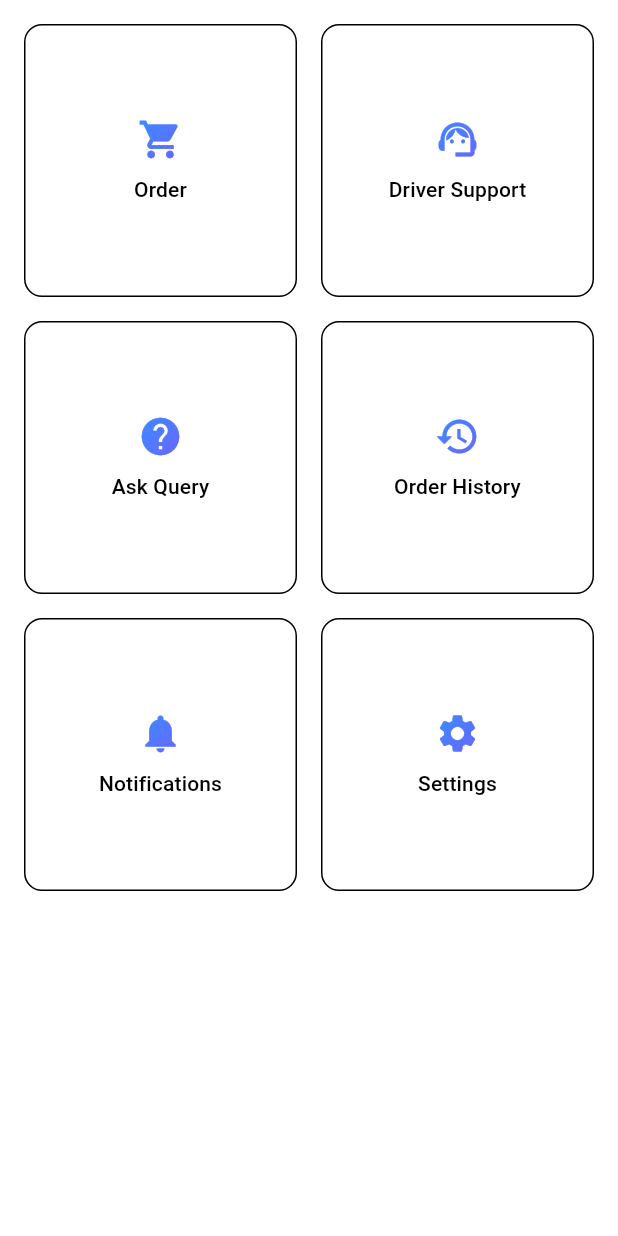
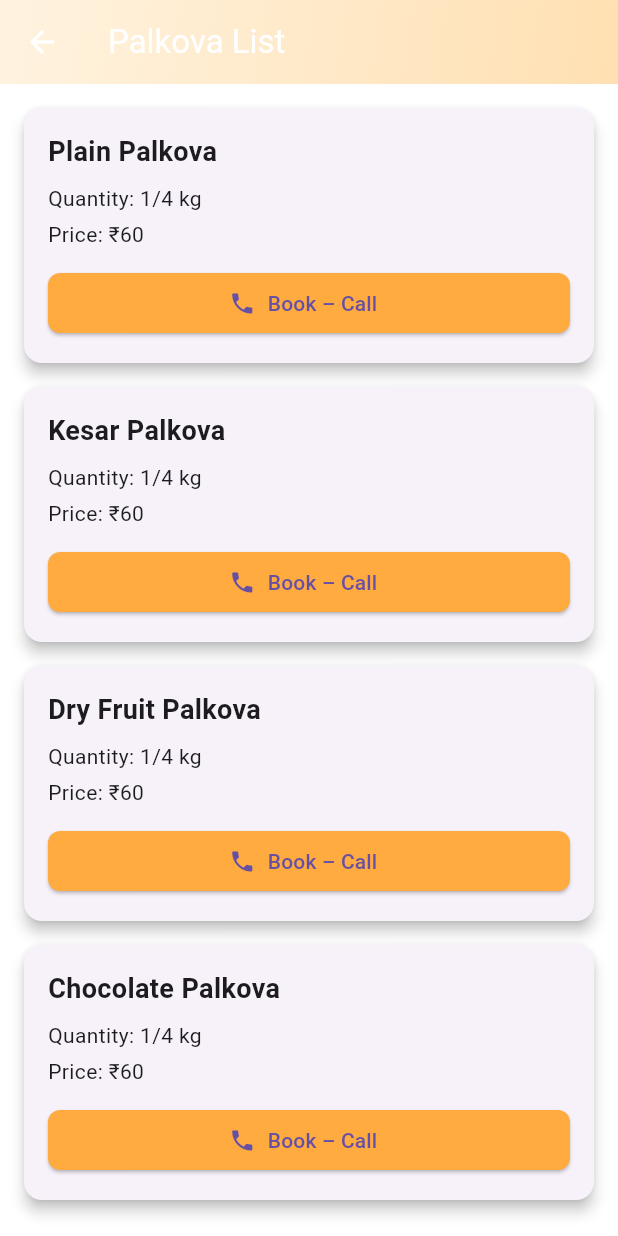
Before and after one commit to sriviapp-app/Master-Branch, a Flutter app: the HomeTab widget shown alone on an empty page, opened directly, after a tap on "Order", on a phone screen of 412 x 824 dp. Run offline on Flutter 3.47's test engine with Material 3 defaults, Android fonts, the phone set to English and light mode, and no system bars; our stand-ins replace flutter_secure_storage, webview_flutter; accounts and stored records are empty.

Commit message:
Added dummy list for order page

```diff
--- /dev/null
+++ b/lib/Screens/order_screen.dart
@@ -0,0 +1,98 @@
+import 'package:flutter/material.dart';
+import 'package:flutter/services.dart';
+import 'package:url_launcher/url_launcher.dart';
+
+class OrderScreen extends StatefulWidget {
+  const OrderScreen({super.key});
+
+  @override
+  State<OrderScreen> createState() => _PalkovaOrderScreenState();
+}
+
+class _PalkovaOrderScreenState extends State<OrderScreen> {
+  final String driverPhone = "7358882011";
+
+  final List<Map<String, String>> palkovaList = const [
+    {"name": "Plain Palkova"},
+    {"name": "Kesar Palkova"},
+    {"name": "Dry Fruit Palkova"},
+    {"name": "Chocolate Palkova"},
+  ];
+
+  @override
+  void initState() {
+    super.initState();
+    // Any init configuration
+    SystemChrome.setEnabledSystemUIMode(SystemUiMode.edgeToEdge);
+  }
+
+  @override
+  Widget build(BuildContext context) {
+return SafeArea(child: Scaffold(
+  appBar: AppBar(
+    title: const Text("Palkova List"),
+    flexibleSpace: Container(
+      decoration: const BoxDecoration(
+        gradient: LinearGradient(
+          colors: [Color(0xFFFFF3E0), Color(0xFFFFE0B2)], // Palkova-ish
+          begin: Alignment.topLeft,
+          end: Alignment.bottomRight,
+        ),
+      ),
+    ),
+  ),
+  body: ListView.builder(
+    padding: const EdgeInsets.all(16),
+    itemCount: palkovaList.length,
+    itemBuilder: (context, index) {
+      final item = palkovaList[index];
+      return Card(
+        margin: const EdgeInsets.only(bottom: 16),
+        shape: RoundedRectangleBorder(borderRadius: BorderRadius.circular(12)),
+        elevation: 4,
+        child: Padding(
+          padding: const EdgeInsets.all(16),
+          child: Column(
+            crossAxisAlignment: CrossAxisAlignment.start,
+            children: [
+              Text(item["name"]!,
+                  style: const TextStyle(
+                      fontSize: 18, fontWeight: FontWeight.bold)),
+              const SizedBox(height: 8),
+              const Text("Quantity: 1/4 kg"),
+              const SizedBox(height: 4),
+              const Text("Price: ₹60"),
+              const SizedBox(height: 12),
+              SizedBox(
+                width: double.infinity,
+                child: ElevatedButton.icon(
+                  onPressed: () => _makePhoneCall(driverPhone),
+                  icon: const Icon(Icons.phone),
+                  label: const Text("Book – Call"),
+                  style: ElevatedButton.styleFrom(
+                    backgroundColor: Colors.orangeAccent,
+                    shape: RoundedRectangleBorder(
+                      borderRadius: BorderRadius.circular(8),
+                    ),
+                  ),
+                ),
+              ),
+            ],
+          ),
+        ),
+      );
+    },
+  ),
+) );
+
+  }
+
+  void _makePhoneCall(String phoneNumber) async {
+    final Uri url = Uri.parse("tel:$phoneNumber");
+    if (await canLaunchUrl(url)) {
+      await launchUrl(url);
+    } else {
+      throw 'Could not launch $phoneNumber';
+    }
+  }
+}
--- a/lib/app_theme.dart
+++ b/lib/app_theme.dart
@@ -1,8 +1,8 @@
 import 'package:flutter/material.dart';
 
 // Premium gradient colors
-const Color kPrimaryColor = Color(0xFF3A8DFF); // Blue
-const Color kSecondaryColor = Color(0xFF6C63FF); // Purple
+const Color kPrimaryColor = Color(0xFFFFF3E0); // Blue
+const Color kSecondaryColor = Color(0xFFFFE0B2); // Purple
 
 const LinearGradient kAppGradient = LinearGradient(
   colors: [kPrimaryColor, kSecondaryColor],
```
Also changed, not shown: lib/Screens/home_screen.dart (+68 -0 lines).
